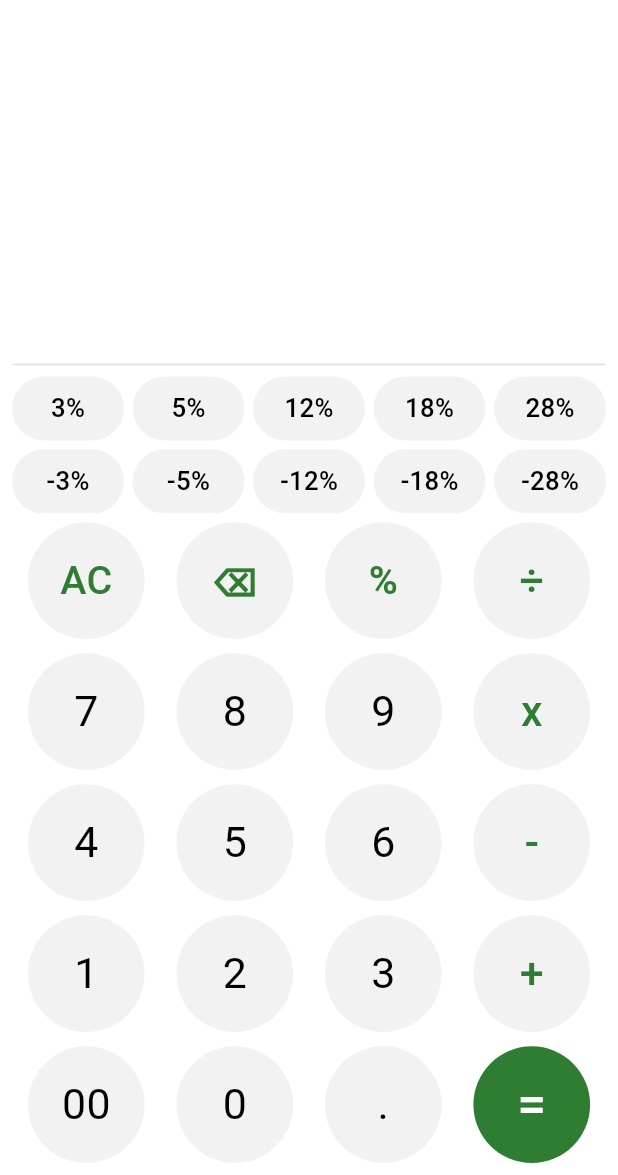
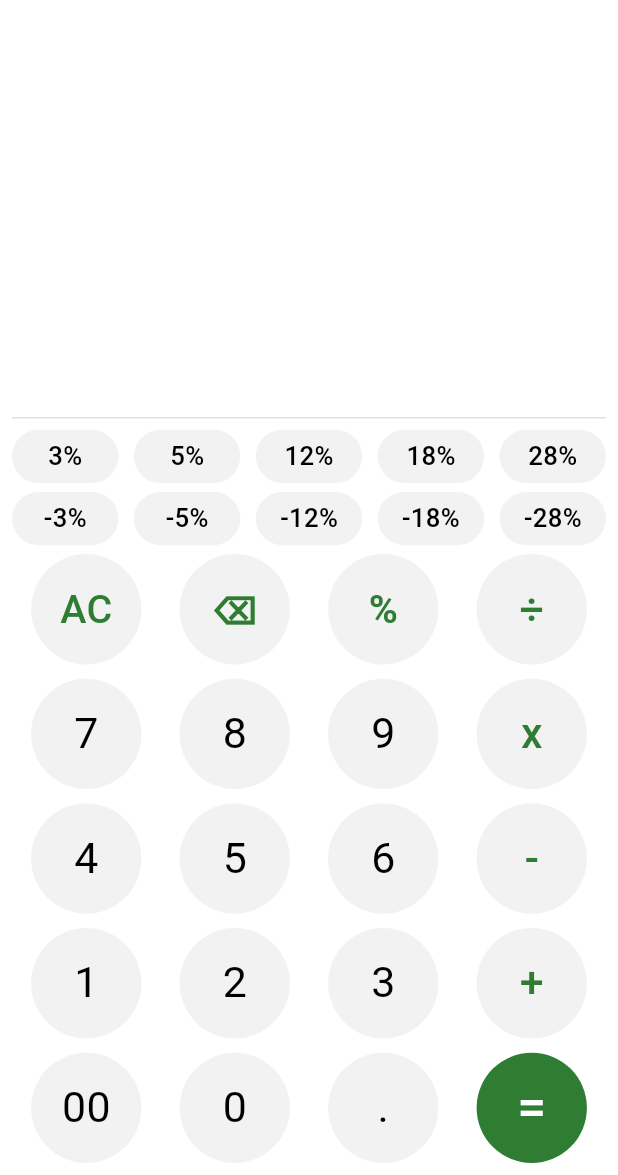
Before and after one commit to nikunjOceanmtech/gst_calculator, a Flutter app: the screen it shows after launch, on a phone screen of 412 x 824 dp, the part 61-1236 px from its top. Run offline on Flutter 3.47's test engine with Material 3 defaults, Android fonts, the light colour scheme and no system bars; our stand-ins replace bloc, equatable, flutter_bloc, flutter_screenutil, get_it, math_expressions.

Commit message:
changes done

```diff
--- /dev/null
+++ b/devtools_options.yaml
@@ -0,0 +1 @@
+extensions:
--- a/lib/features/gst_calculator/presentation/cubit/gst_calculator_cubit.dart
+++ b/lib/features/gst_calculator/presentation/cubit/gst_calculator_cubit.dart
@@ -24,7 +24,8 @@ class GstCalculatorCubit extends Cubit<GstCalculatorState> {
     answerper = "";
     textEditingController.clear();
     cursor = 0;
-    emit(GstCalculatorLoadedState(
+    emit(
+      GstCalculatorLoadedState(
         addValue: "",
         totalValue: "",
         csGst: "",
@@ -36,7 +37,8 @@ class GstCalculatorCubit extends Cubit<GstCalculatorState> {
         islastEqul: false,
         textEditingController: TextEditingController(),
         cursorPos: -1,
-    ));
+      ),
+    );
   }
 
   void calculation({required String name, required GstCalculatorLoadedState state, required BuildContext context}) {
@@ -49,13 +51,14 @@ class GstCalculatorCubit extends Cubit<GstCalculatorState> {
         emit(state.copywith(button: true, islastEqul: true));
       }
     } else if (name == "⌫") {
-      String vales = remove(state: state);
+      String vales = remove(state: state, context: context);
       if (vales.endsWith("x") == true ||
           vales.endsWith("+") == true ||
           vales.endsWith("-") == true ||
           vales.endsWith("÷") == true ||
           vales.endsWith("%") == true ||
           vales.endsWith(".") == true) {
+        vales = vales;
       } else {
         equal(state: state, context: context, values: vales, button: false);
       }
@@ -302,11 +305,12 @@ class GstCalculatorCubit extends Cubit<GstCalculatorState> {
     return answers.toString();
   }
 
-  double equal(
-      {required GstCalculatorLoadedState state,
+  double equal({
+    required GstCalculatorLoadedState state,
     required BuildContext context,
     required String values,
-      required bool button}) {
+    required bool button,
+  }) {
     String value = values.replaceAll('x', '*');
     value = value.replaceAll('÷', "/");
     value = value.replaceAll(',', "");
@@ -388,21 +392,28 @@ class GstCalculatorCubit extends Cubit<GstCalculatorState> {
     return eval;
   }
 
-  String remove({required GstCalculatorLoadedState state}) {
+  String remove({required GstCalculatorLoadedState state, required BuildContext context}) {
     String vales = textEditingController.text;
-    if (vales.length > 1 && vales != "0") {
+    cursor = textEditingController.selection.base.offset;
+    if (cursor != 0) {
+      vales = vales.replaceRange(cursor - 1, cursor, '');
+      cursor = cursor - 1;
+    } else if (cursor == 0) {
+      // ScaffoldMessenger.of(context).showSnackBar(SnackBar(content: Text("Data Not Remove")));
+      null;
+    } else if (vales.length > 1 && vales != "0") {
       vales = vales.substring(0, vales.length - 1);
       cursor = cursor - 1;
     } else {
       vales = "";
       cursor = 0;
     }
-
     TextEditingController text = TextEditingController(text: vales);
     text.selection = TextSelection.collapsed(offset: cursor);
     textEditingController = text;
 
-    emit(state.copywith(
+    emit(
+      state.copywith(
         addValue: vales,
         textEditingController: textEditingController,
         totalValue: "",
@@ -411,7 +422,8 @@ class GstCalculatorCubit extends Cubit<GstCalculatorState> {
         iGst: "",
         iGstPer: "",
         totalWithGst: "",
-    ));
+      ),
+    );
     return vales;
   }
 
--- a/lib/features/gst_calculator/presentation/pages/gst_calculator_screen.dart
+++ b/lib/features/gst_calculator/presentation/pages/gst_calculator_screen.dart
@@ -28,7 +28,6 @@ class _CalculatorScreenState extends State<CalculatorScreen> {
       child: Scaffold(
         backgroundColor: Colors.white,
         appBar: AppBar(
-          backgroundColor: Colors.white,
           forceMaterialTransparency: true,
           title: const Text(
             "Gst Calculator",
@@ -46,28 +45,26 @@ class _CalculatorScreenState extends State<CalculatorScreen> {
                 child: Column(
                   mainAxisAlignment: MainAxisAlignment.end,
                   children: [
-                    Column(
+                    Expanded(
+                      child: Column(
                         children: [
                           Row(
                             mainAxisAlignment: MainAxisAlignment.end,
                             children: [
-                            Visibility(
+                              Expanded(
+                                child: Visibility(
                                   visible: state.csGst.isEmpty,
                                   child: Container(
-                                width: ScreenUtil().screenWidth * 0.95,
                                     alignment: Alignment.topRight,
                                     child: Column(
                                       children: [
                                         AnimatedContainer(
                                           duration: const Duration(milliseconds: 100),
-                                      width: ScreenUtil().screenWidth * 0.95,
-                                      height: state.button || state.iGst.isNotEmpty
-                                          ? ScreenUtil().screenHeight * 0
-                                          : ScreenUtil().screenHeight * 0.2,
                                           alignment: Alignment.topRight,
                                           child: Visibility(
                                             visible: state.button == false,
                                             child: TextField(
+                                              style: TextStyle(fontSize: 25.sp),
                                               textAlign: TextAlign.right,
                                               keyboardType: TextInputType.none,
                                               onChanged: (value) {
@@ -78,29 +75,25 @@ class _CalculatorScreenState extends State<CalculatorScreen> {
                                             ),
                                           ),
                                         ),
+                                        SizedBox(height: state.button ? 0.h : 80.h),
                                         Visibility(
                                           visible: state.iGst.isEmpty,
                                           child: AnimatedContainer(
                                             curve: Curves.linearToEaseOut,
                                             duration: const Duration(milliseconds: 100),
-                                        alignment: Alignment.topRight,
-                                        width: ScreenUtil().screenWidth * 0.95,
-                                        height: state.button
-                                            ? ScreenUtil().screenHeight * 0.254
-                                            : ScreenUtil().screenHeight * 0.047,
-                                        child: SingleChildScrollView(
-                                          scrollDirection: Axis.horizontal,
+                                            alignment: Alignment.centerRight,
                                             child: Text(
+                                              overflow: TextOverflow.ellipsis,
                                               state.totalValue,
                                               style: TextStyle(
                                                 color: Colors.black87,
-                                              fontSize: state.button ? 35.sp : 25.sp,
-                                            ),
+                                                fontSize: state.button ? 35.sp : 30.sp,
                                               ),
                                             ),
                                           ),
                                         ),
                                       ],
+                                    ),
                                   ),
                                 ),
                               ),
@@ -113,7 +106,10 @@ class _CalculatorScreenState extends State<CalculatorScreen> {
                                 Row(
                                   mainAxisAlignment: MainAxisAlignment.end,
                                   children: [
-                                  Text(
+                                    SizedBox(
+                                      width: ScreenUtil().screenWidth * 0.95,
+                                      child: Text(
+                                        overflow: TextOverflow.ellipsis,
                                         state.totalValue,
                                         style: TextStyle(
                                           color: Colors.black,
@@ -121,14 +117,14 @@ class _CalculatorScreenState extends State<CalculatorScreen> {
                                           fontWeight: FontWeight.w400,
                                         ),
                                       ),
+                                    ),
                                   ],
                                 ),
-                              SizedBox(height: ScreenUtil().screenHeight * 0.021),
-                              nameDetailRow(state: state, data: state.csGst, title: "CGST[${state.csGstPer}%]"),
+                                nameDetailRow(data: state.csGst, title: "CGST[${state.csGstPer}%]"),
                                 SizedBox(height: 4.h),
-                              nameDetailRow(state: state, data: state.csGst, title: "SGST[${state.csGstPer}%]"),
+                                nameDetailRow(data: state.csGst, title: "SGST[${state.csGstPer}%]"),
                                 SizedBox(height: 4.h),
-                              nameDetailRow(state: state, data: state.iGst, title: "IGST[${state.iGstPer}%]"),
+                                nameDetailRow(data: state.iGst, title: "IGST[${state.iGstPer}%]"),
                                 SizedBox(height: 6.h),
                                 Row(
                                   mainAxisAlignment: MainAxisAlignment.spaceBetween,
@@ -141,12 +137,18 @@ class _CalculatorScreenState extends State<CalculatorScreen> {
                                         fontWeight: FontWeight.w500,
                                       ),
                                     ),
-                                  Text((state.totalWithGst),
+                                    SizedBox(
+                                      width: ScreenUtil().screenWidth * 0.55,
+                                      child: Text(
+                                        overflow: TextOverflow.ellipsis,
+                                        (state.totalWithGst),
                                         style: TextStyle(
                                           color: Colors.green.shade800,
                                           fontSize: 25.sp,
                                           fontWeight: FontWeight.w500,
-                                      )),
+                                        ),
+                                      ),
+                                    ),
                                   ],
                                 ),
                               ],
@@ -154,14 +156,15 @@ class _CalculatorScreenState extends State<CalculatorScreen> {
                           ),
                         ],
                       ),
+                    ),
                     const Divider(color: Colors.black12),
                     GridView.builder(
                       shrinkWrap: true,
                       itemCount: gst.length,
                       gridDelegate: SliverGridDelegateWithFixedCrossAxisCount(
                         crossAxisCount: 5,
-                        childAspectRatio: 7 / 4,
-                        crossAxisSpacing: 5.w,
+                        childAspectRatio: 7 / 3.5,
+                        crossAxisSpacing: 9.w,
                         mainAxisSpacing: 5.h,
                       ),
                       itemBuilder: (context, index) {
@@ -174,7 +177,7 @@ class _CalculatorScreenState extends State<CalculatorScreen> {
                           child: Container(
                             alignment: Alignment.center,
                             decoration: BoxDecoration(
-                              borderRadius: BorderRadius.circular(100.r),
+                              borderRadius: BorderRadius.circular(20.r),
                               color: const Color.fromARGB(13, 0, 0, 0),
                             ),
                             child: Text(
@@ -196,23 +199,18 @@ class _CalculatorScreenState extends State<CalculatorScreen> {
                       gridDelegate: SliverGridDelegateWithFixedCrossAxisCount(
                         crossAxisCount: 4,
                         mainAxisSpacing: 8.h,
-                        childAspectRatio: 7 / 5.5,
+                        childAspectRatio: 7 / 5.2,
                       ),
                       itemBuilder: (context, index) {
                         return InkWell(
+                          splashFactory: InkSparkle.splashFactory,
                           onTap: () {
-                            gstCalculatorCubit.cursor = gstCalculatorCubit.textEditingController.selection.baseOffset;
-                            gstCalculatorCubit.textEdToetxt(state: state, text: state.addValue);
                             HapticFeedback.vibrate();
-                            gstCalculatorCubit.calculation(
-                              name: list[index].name,
-                              state: state,
-                              context: context,
-                            );
+                            gstCalculatorCubit.calculation(name: list[index].name, state: state, context: context);
                           },
                           borderRadius: BorderRadius.circular(100.r),
                           child: Container(
-                            height: 50.h,
+                            height: 70.h,
                             decoration: BoxDecoration(
                               shape: BoxShape.circle,
                               color:
@@ -243,15 +241,20 @@ class _CalculatorScreenState extends State<CalculatorScreen> {
     );
   }
 
-  Row nameDetailRow({required GstCalculatorLoadedState state, required String title, required String data}) {
+  Widget nameDetailRow({required String title, required String data}) {
     return Row(
       mainAxisAlignment: MainAxisAlignment.spaceBetween,
       children: [
         Text(
+          overflow: TextOverflow.ellipsis,
           title,
           style: TextStyle(color: Colors.black54, fontSize: 13.sp),
         ),
-        Text(data, style: TextStyle(color: Colors.black54, fontSize: 18.sp, fontWeight: FontWeight.w400)),
+        Text(
+          overflow: TextOverflow.ellipsis,
+          data,
+          style: TextStyle(color: Colors.black54, fontSize: 18.sp, fontWeight: FontWeight.w400),
+        ),
       ],
     );
   }
```
Lines whose indentation alone changed are shown as unchanged.
